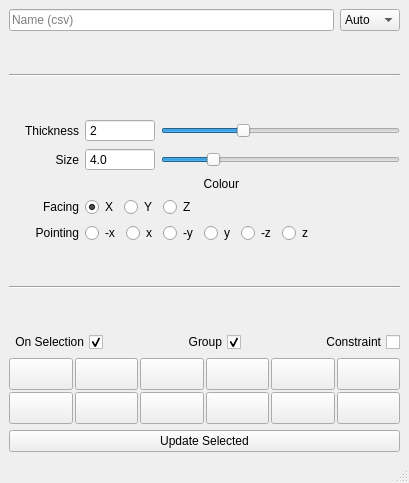
Qt form ramenRig/createCtrl.ui (chrislyne/Toolbox) before a commit.
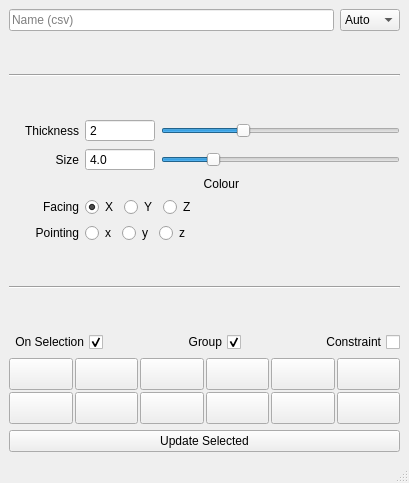
The same form after that commit. Icons and pictures are not drawn.

Commit message: Started point direction for ctrl

What changed in the file:
```diff
--- a/ramenRig/createCtrl.ui
+++ b/ramenRig/createCtrl.ui
@@ -432,42 +432,21 @@
             <number>0</number>
            </property>
            <item>
-            <widget class="QRadioButton" name="radioButton_2">
-             <property name="text">
-              <string>-x</string>
-             </property>
-            </widget>
-           </item>
-           <item>
-            <widget class="QRadioButton" name="radioButton">
+            <widget class="QRadioButton" name="radioButton_pointX">
              <property name="text">
               <string>x</string>
              </property>
             </widget>
            </item>
            <item>
-            <widget class="QRadioButton" name="radioButton_4">
-             <property name="text">
-              <string>-y</string>
-             </property>
-            </widget>
-           </item>
-           <item>
-            <widget class="QRadioButton" name="radioButton_3">
+            <widget class="QRadioButton" name="radioButton_pointY">
              <property name="text">
               <string>y</string>
              </property>
             </widget>
            </item>
            <item>
-            <widget class="QRadioButton" name="radioButton_6">
-             <property name="text">
-              <string>-z</string>
-             </property>
-            </widget>
-           </item>
-           <item>
-            <widget class="QRadioButton" name="radioButton_5">
+            <widget class="QRadioButton" name="radioButton_pointZ">
              <property name="text">
               <string>z</string>
              </property>
```
Left out of the diff: 144 changed lines with no effect on the pictures. The commit also changes 1 other file.
